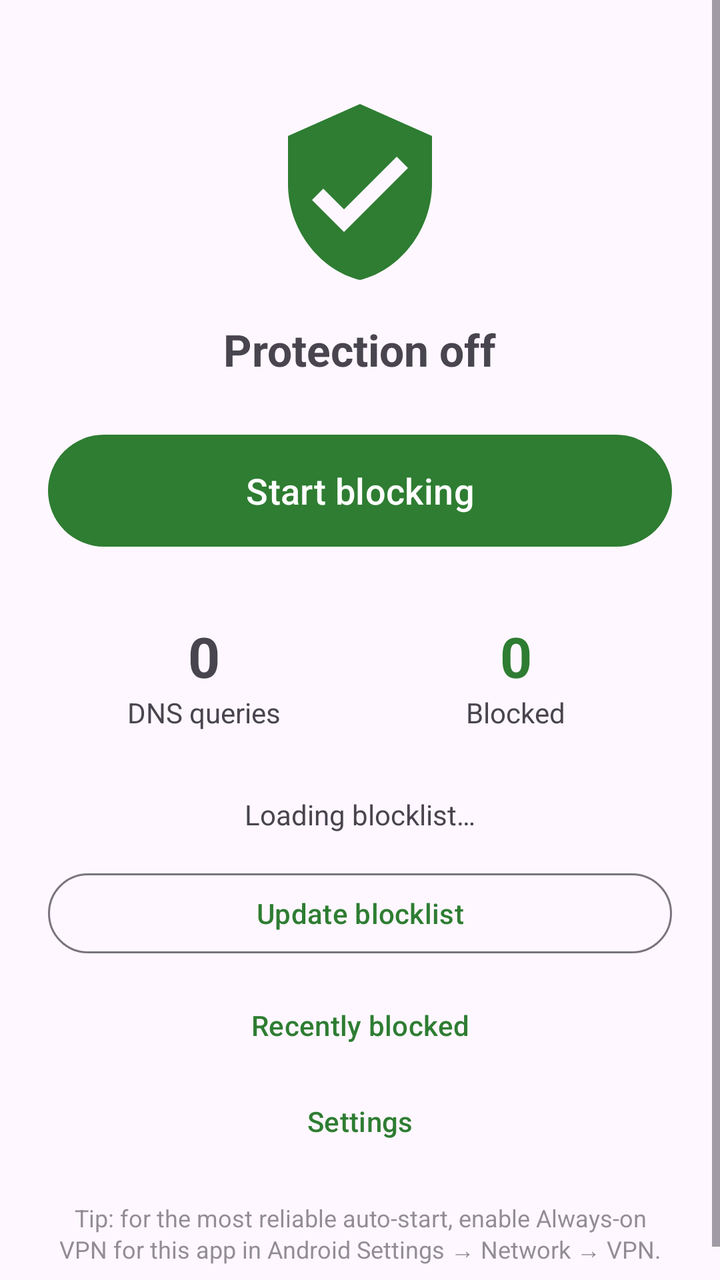
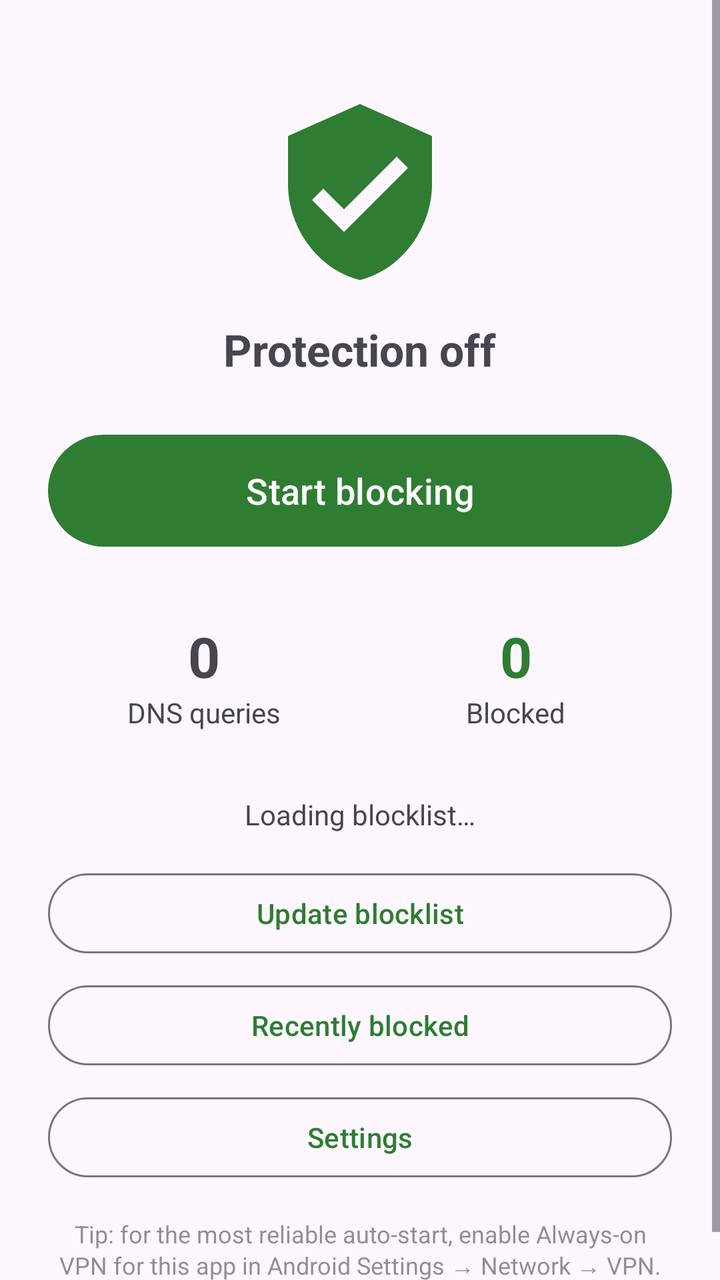

Before-and-after screenshots of an Android layout around one commit, followed by the original layout XML and the change that was made.
<!-- AndroidManifest.xml: application theme Theme.AdBlocker -->
<!-- res/layout/activity_main.xml -->
<?xml version="1.0" encoding="utf-8"?>
<ScrollView xmlns:android="http://schemas.android.com/apk/res/android"
    android:layout_width="match_parent"
    android:layout_height="match_parent"
    android:fillViewport="true">

    <LinearLayout
        android:layout_width="match_parent"
        android:layout_height="wrap_content"
        android:gravity="center_horizontal"
        android:orientation="vertical"
        android:padding="24dp">

        <ImageView
            android:id="@+id/shieldIcon"
            android:layout_width="96dp"
            android:layout_height="96dp"
            android:layout_marginTop="24dp"
            android:contentDescription="@string/app_name"
            android:src="@drawable/ic_shield" />

        <TextView
            android:id="@+id/statusText"
            android:layout_width="wrap_content"
            android:layout_height="wrap_content"
            android:layout_marginTop="16dp"
            android:text="@string/status_off"
            android:textSize="22sp"
            android:textStyle="bold" />

        <com.google.android.material.button.MaterialButton
            android:id="@+id/toggleButton"
            android:layout_width="match_parent"
            android:layout_height="64dp"
            android:layout_marginTop="24dp"
            android:text="@string/start_blocking"
            android:textSize="18sp" />

        <LinearLayout
            android:layout_width="match_parent"
            android:layout_height="wrap_content"
            android:layout_marginTop="32dp"
            android:orientation="horizontal">

            <LinearLayout
                android:layout_width="0dp"
                android:layout_height="wrap_content"
                android:layout_weight="1"
                android:gravity="center"
                android:orientation="vertical">

                <TextView
                    android:id="@+id/totalValue"
                    android:layout_width="wrap_content"
                    android:layout_height="wrap_content"
                    android:text="0"
                    android:textSize="28sp"
                    android:textStyle="bold" />

                <TextView
                    android:layout_width="wrap_content"
                    android:layout_height="wrap_content"
                    android:text="@string/stat_queries" />
            </LinearLayout>

            <LinearLayout
                android:layout_width="0dp"
                android:layout_height="wrap_content"
                android:layout_weight="1"
                android:gravity="center"
                android:orientation="vertical">

                <TextView
                    android:id="@+id/blockedValue"
                    android:layout_width="wrap_content"
                    android:layout_height="wrap_content"
                    android:text="0"
                    android:textColor="@color/status_on"
                    android:textSize="28sp"
                    android:textStyle="bold" />

                <TextView
                    android:layout_width="wrap_content"
                    android:layout_height="wrap_content"
                    android:text="@string/stat_blocked" />
            </LinearLayout>
        </LinearLayout>

        <TextView
            android:id="@+id/blocklistInfo"
            android:layout_width="wrap_content"
            android:layout_height="wrap_content"
            android:layout_marginTop="32dp"
            android:gravity="center"
            android:text="@string/blocklist_loading"
            android:textSize="14sp" />

        <com.google.android.material.button.MaterialButton
            android:id="@+id/refreshButton"
            style="@style/Widget.Material3.Button.OutlinedButton"
            android:layout_width="match_parent"
            android:layout_height="wrap_content"
            android:layout_marginTop="16dp"
            android:text="@string/refresh_blocklist" />

        <com.google.android.material.button.MaterialButton
            android:id="@+id/blockedLogButton"
            style="@style/Widget.Material3.Button.TextButton"
            android:layout_width="match_parent"
            android:layout_height="wrap_content"
            android:layout_marginTop="8dp"
            android:text="@string/recently_blocked" />

        <com.google.android.material.button.MaterialButton
            android:id="@+id/settingsButton"
            style="@style/Widget.Material3.Button.TextButton"
            android:layout_width="match_parent"
            android:layout_height="wrap_content"
            android:text="@string/settings_title" />

        <TextView
            android:layout_width="wrap_content"
            android:layout_height="wrap_content"
            android:layout_marginTop="16dp"
            android:gravity="center"
            android:text="@string/hint_auto_start"
            android:textSize="12sp"
            android:alpha="0.6" />
    </LinearLayout>
</ScrollView>
<!-- resources referenced by this layout -->
<resources>
  <color name="status_on">#2E7D32</color>
  <!-- drawable ic_shield (drawable) -->
  <?xml version="1.0" encoding="utf-8"?>
  <vector xmlns:android="http://schemas.android.com/apk/res/android"
      android:width="24dp"
      android:height="24dp"
      android:viewportWidth="24"
      android:viewportHeight="24"
      android:tint="#2E7D32">
      <path
          android:fillColor="@android:color/white"
          android:pathData="M12,1L3,5v6c0,5.55 3.84,10.74 9,12 5.16,-1.26 9,-6.45 9,-12V5L12,1zM10,17l-4,-4 1.41,-1.41L10,14.17l6.59,-6.59L18,9l-8,8z" />
  </vector>
  <string name="app_name">DNS67</string>
  <string name="blocklist_loading">Loading blocklist…</string>
  <string name="hint_auto_start">Tip: for the most reliable auto-start, enable Always-on VPN for this app in Android Settings → Network → VPN.</string>
  <string name="recently_blocked">Recently blocked</string>
  <string name="refresh_blocklist">Update blocklist</string>
  <string name="settings_title">Settings</string>
  <string name="start_blocking">Start blocking</string>
  <string name="stat_blocked">Blocked</string>
  <string name="stat_queries">DNS queries</string>
  <string name="status_off">Protection off</string>
  <style name="Theme.AdBlocker" parent="Theme.Material3.DayNight">
          <item name="colorPrimary">#2E7D32</item>
          <item name="preferenceTheme">@style/PreferenceThemeOverlay</item>
      </style>
</resources>

<!-- the commit's change to res/layout/activity_main.xml (unified diff, before → after) -->
@@ -105,7 +105,7 @@
 
         <com.google.android.material.button.MaterialButton
             android:id="@+id/blockedLogButton"
-            style="@style/Widget.Material3.Button.TextButton"
+            style="@style/Widget.Material3.Button.OutlinedButton"
             android:layout_width="match_parent"
             android:layout_height="wrap_content"
             android:layout_marginTop="8dp"
@@ -113,9 +113,10 @@
 
         <com.google.android.material.button.MaterialButton
             android:id="@+id/settingsButton"
-            style="@style/Widget.Material3.Button.TextButton"
+            style="@style/Widget.Material3.Button.OutlinedButton"
             android:layout_width="match_parent"
             android:layout_height="wrap_content"
+            android:layout_marginTop="8dp"
             android:text="@string/settings_title" />
 
         <TextView
